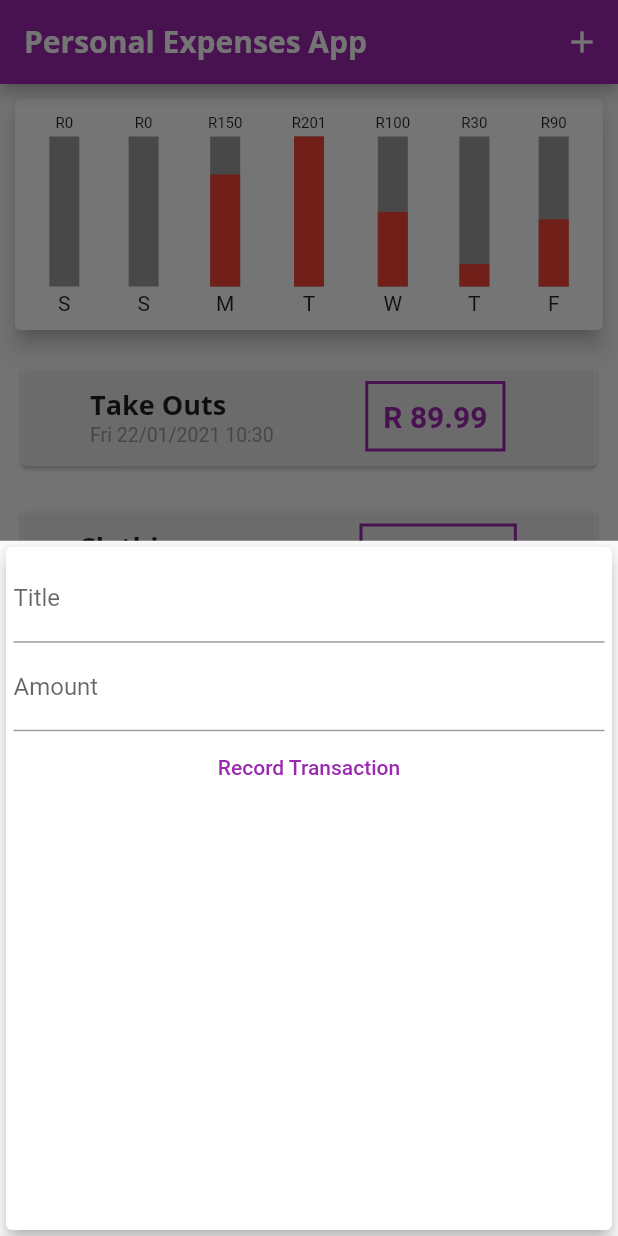
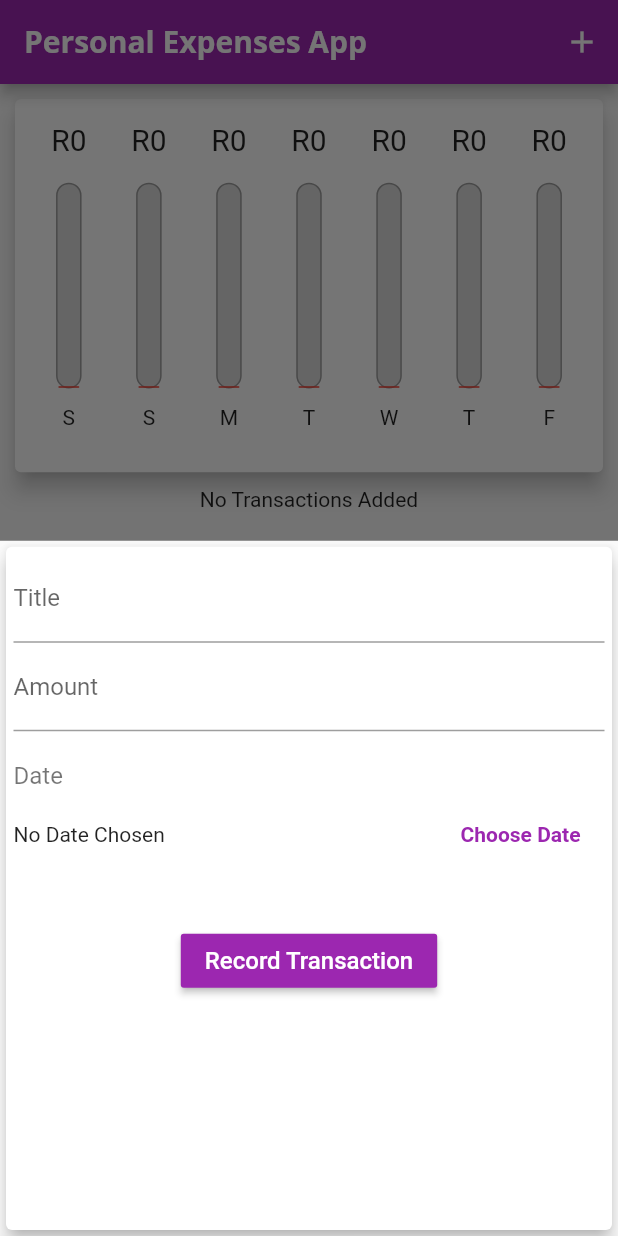
Before and after one commit to djoshua21/personal-expenses-app, a Flutter app: the screen it shows after launch, after a tap on the "add" icon, on a phone screen of 412 x 824 dp. Run offline on Flutter 3.47's test engine with Material 2 defaults, Android fonts, the phone set to English and light mode, and no system bars.

Commit message:
Screen is now dynamically adjusted based on screen size and the Chart and bars are also dynamically adjusted. Rotation has also been locked.

```diff
--- a/lib/main.dart
+++ b/lib/main.dart
@@ -1,11 +1,16 @@
 //import 'package:flutter/cupertino.dart';
 import 'package:flutter/material.dart';
+import 'package:flutter/services.dart';
+
+
 import './widgets/new_transaction.dart';
 import './widgets/transaction_list.dart';
 import './widgets/chart.dart';
 import './models/transaction.dart';
 
 void main() {
+  WidgetsFlutterBinding.ensureInitialized();
+  SystemChrome.setPreferredOrientations([DeviceOrientation.portraitUp,DeviceOrientation.portraitDown]);
   runApp(MaterialApp(
     home: HomePage(),
     theme: ThemeData(
@@ -38,35 +43,7 @@ class HomePage extends StatefulWidget {
 }
 
 class _HomePageState extends State<HomePage> {
-  final List<Transaction> _userTransaction = [
-    Transaction(
-      id: 't1',
-      title: 'Take Outs',
-      amount: 89.99,
-      date: DateTime.now(),
-    ),
-    Transaction(
-      id: 't2',
-      title: 'Clothing',
-      amount: 149.99,
-      date: DateTime.now().subtract(Duration(days: 4)),
-    ),Transaction(
-      id: 't3',
-      title: 'Food',
-      amount: 30.0,
-      date: DateTime.now().subtract(Duration(days: 1)),
-    ),Transaction(
-      id: 't4',
-      title: 'Shoes',
-      amount: 99.99,
-      date: DateTime.now().subtract(Duration(days: 2)),
-    ),Transaction(
-      id: 't5',
-      title: 'TV',
-      amount: 200.99,
-      date: DateTime.now().subtract(Duration(days: 3)),
-    ),
-  ];
+  final List<Transaction> _userTransaction = [];
 
   List<Transaction> get _recentTransactions {
     return _userTransaction.where((item) {
@@ -78,11 +55,12 @@ class _HomePageState extends State<HomePage> {
     }).toList();
   }
 
-  void _addNewTransaction(String itemTitle, double itemAmount) {
+  void _addNewTransaction(
+      String itemTitle, double itemAmount, DateTime chosenDate) {
     final newItem = Transaction(
       title: itemTitle,
       amount: itemAmount,
-      date: DateTime.now(),
+      date: chosenDate,
       id: DateTime.now().toString(),
     );
 
@@ -104,10 +82,15 @@ class _HomePageState extends State<HomePage> {
     );
   }
 
+  void _deleteTransaction(String id) {
+    setState(() {
+      _userTransaction.removeWhere((item) => item.id == id);
+    });
+  }
+
   @override
   Widget build(BuildContext context) {
-    return Scaffold(
-      appBar: AppBar(
+    final appBar = AppBar(
       title: Text(
         'Personal Expenses App',
       ),
@@ -117,17 +100,28 @@ class _HomePageState extends State<HomePage> {
           onPressed: () => _startAddNewTransaction(context),
         )
       ],
-      ),
+    );
+
+    var screenSize = MediaQuery.of(context).size.height -
+        appBar.preferredSize.height -
+        MediaQuery.of(context).padding.top;
+
+    return Scaffold(
+      appBar: appBar,
       body: Container(
-        child: SingleChildScrollView(
         child: Column(
           crossAxisAlignment: CrossAxisAlignment.stretch,
           mainAxisAlignment: MainAxisAlignment.start,
           children: <Widget>[
-              Chart(_recentTransactions),
-              TransactionList(_userTransaction),
+            Container(
+                height: screenSize *
+                    0.35,
+                child: Chart(_recentTransactions)),
+            Container(
+                height: screenSize *
+                    0.65,
+                child: TransactionList(_userTransaction, _deleteTransaction)),
           ],
-          ),
         ),
       ),
       floatingActionButton: FloatingActionButton(
--- a/lib/widgets/bars.dart
+++ b/lib/widgets/bars.dart
@@ -10,29 +10,50 @@ class Bar extends StatelessWidget {
 
   @override
   Widget build(BuildContext context) {
+    return LayoutBuilder(
+      builder: (ctx, constraints) {
         return Container(
-      margin: EdgeInsets.all(10),
+          //margin: EdgeInsets.all(10),
           child: Column(
             children: <Widget>[
-          Text(
+              Container(
+                height: constraints.maxHeight * 0.15,
+                width: 35,
+                child: FittedBox(
+                  fit: BoxFit.scaleDown,
+                  child: Text(
                     'R${amount.toStringAsFixed(0)}',
-            style: TextStyle(fontSize: 10),
+                    style: TextStyle(fontSize: 20),
                   ),
+                ),
+              ),
+              SizedBox(height: constraints.maxHeight * 0.05),
               Container(
-            margin: EdgeInsets.symmetric(vertical: 3),
-            height: 100,
-            color: Colors.grey,
+                height: constraints.maxHeight * 0.6,
                 alignment: Alignment.bottomCenter,
+                decoration: BoxDecoration(
+                    border: Border.all(color: Colors.grey, width: 1.0),
+                    color: Color.fromRGBO(220, 220, 220, 1),
+                    borderRadius: BorderRadius.circular(10)),
                 child: Container(
                   alignment: Alignment.center,
-              height: (amount / maximum * 100),
-              width: 20,
+                  height: (amount / maximum * (constraints.maxHeight * 0.6)),
+                  width: 15,
+                  decoration: BoxDecoration(
+                      border: Border.all(color: Colors.grey, width: 1.0),
                       color: Colors.red,
+                      borderRadius: BorderRadius.circular(10)),
                 ),
               ),
-          Text(day),
+              SizedBox(height: constraints.maxHeight * 0.05),
+              Container(
+                height: constraints.maxHeight * 0.15,
+                child: Text(day),
+              ),
             ],
           ),
         );
+      },
+    );
   }
 }
--- a/lib/widgets/chart.dart
+++ b/lib/widgets/chart.dart
@@ -38,7 +38,7 @@ class Chart extends StatelessWidget {
   }
 
   int maxVal(thing) {
-    var highest = 150;
+    var highest = 1;
     for (var item in thing) {
       if (item['amount'] > highest) {
         highest = item['amount'].round();
@@ -55,15 +55,24 @@ class Chart extends StatelessWidget {
       child: Card(
         elevation: 6,
         margin: EdgeInsets.all(10),
+        child: Container(
+          margin: EdgeInsets.symmetric(vertical: 10),
           child: Row(
             mainAxisAlignment: MainAxisAlignment.spaceEvenly,
             children: <Widget>[
               ...groupedTransactionValues
                   .map((data) {
-                  return Bar(data['amount'], max, data['day']);
-                }).toList().reversed
+                    return Bar(
+                      data['amount'],
+                      max,
+                      data['day'],
+                    );
+                  })
+                  .toList()
+                  .reversed
               // this is to reverse the order of the bars so that the most recent is on the left
             ],
+          ),
         ),
       ),
     );
--- a/lib/widgets/new_transaction.dart
+++ b/lib/widgets/new_transaction.dart
@@ -1,4 +1,6 @@
+import 'package:flutter/cupertino.dart';
 import 'package:flutter/material.dart';
+import 'package:intl/intl.dart';
 
 class NewTransaction extends StatefulWidget {
   final Function addItem;
@@ -10,23 +12,44 @@ class NewTransaction extends StatefulWidget {
 }
 
 class _NewTransactionState extends State<NewTransaction> {
-  final titleController = TextEditingController();
-
-  final amountController = TextEditingController();
+  final _titleController = TextEditingController();
+  final _amountController = TextEditingController();
+  DateTime _selectedDate;
 
   void _submitTransaction() {
-    final enteredTitle = titleController.text;
-    final enteredAmount = double.parse(amountController.text);
+    if (_amountController.text.isEmpty) {
+      return;
+    }
 
-    if (enteredTitle.isEmpty || enteredAmount <= 0) {
+    final enteredTitle = _titleController.text;
+    final enteredAmount = double.parse(_amountController.text);
+
+    if (enteredTitle.isEmpty || enteredAmount <= 0 || _selectedDate == null) {
       return;
     }
 
     widget.addItem(
       enteredTitle,
       enteredAmount,
+      _selectedDate
     );
     Navigator.of(context).pop();
+  }
+
+  void _presentDatePicker() {
+    showDatePicker(
+            context: context,
+            initialDate: DateTime.now(),
+            firstDate: DateTime(2020),
+            lastDate: DateTime.now())
+        .then((pickedDate) {
+      if (pickedDate == null) {
+        return;
+      }
+      setState(() {
+        _selectedDate = pickedDate;
+      });
+    });
   }
 
   @override
@@ -41,18 +64,56 @@ class _NewTransactionState extends State<NewTransaction> {
             children: <Widget>[
               TextField(
                 decoration: InputDecoration(labelText: 'Title'),
-                controller: titleController,
+                controller: _titleController,
                 onSubmitted: (_) => _submitTransaction(),
               ),
               TextField(
                 decoration: InputDecoration(labelText: 'Amount'),
-                controller: amountController,
+                controller: _amountController,
                 keyboardType: TextInputType.number,
                 onSubmitted: (_) => _submitTransaction(),
               ),
-              FlatButton(
-                child: Text('Record Transaction'),
-                textColor: Colors.purple,
+              SizedBox(
+                height: 20,
+              ),
+              Container(
+                alignment: AlignmentDirectional.centerStart,
+                child: Text(
+                  'Date',
+                  style: TextStyle(fontSize: 16, color: Colors.black54),
+                ),
+              ),
+              Container(
+                height: 60,
+                child: Row(
+                  children: <Widget>[
+                    Expanded(
+                      child: Text(_selectedDate == null
+                          ? 'No Date Chosen'
+                          : DateFormat('EEEE - dd/MM/yyyy')
+                              .format(_selectedDate)),
+                    ),
+                    FlatButton(
+                      textColor: Theme.of(context).primaryColor,
+                      child: Text(
+                        'Choose Date',
+                        style: TextStyle(fontWeight: FontWeight.bold),
+                      ),
+                      onPressed: _presentDatePicker,
+                    )
+                  ],
+                ),
+              ),
+              SizedBox(
+                height: 30,
+              ),
+              RaisedButton(
+                child: Text(
+                  'Record Transaction',
+                  style: TextStyle(fontSize: 16),
+                ),
+                textColor: Colors.white,
+                color: Colors.purple,
                 onPressed: _submitTransaction,
               ),
             ],
--- a/lib/widgets/transaction_list.dart
+++ b/lib/widgets/transaction_list.dart
@@ -4,13 +4,13 @@ import 'package:intl/intl.dart';
 
 class TransactionList extends StatelessWidget {
   final List<Transaction> transactions;
+  final Function itemDel;
 
-  TransactionList(this.transactions);
+  TransactionList(this.transactions, this.itemDel);
 
   @override
   Widget build(BuildContext context) {
     return Container(
-      height: 400,
       child: transactions.isEmpty
           ? Column(
         children: <Widget>[
@@ -35,17 +35,22 @@ class TransactionList extends StatelessWidget {
             child: Card(
               color: Colors.white70,
               child: Row(
-                      mainAxisAlignment: MainAxisAlignment.spaceEvenly,
+                mainAxisAlignment: MainAxisAlignment.spaceBetween,
                 children: <Widget>[
-                        Column(
+                  Container(
+                    padding: EdgeInsets.symmetric(horizontal: 15),
+                    child: Column(
                       crossAxisAlignment: CrossAxisAlignment.start,
                       children: <Widget>[
                         Text(
                           transactions[index].title,
-                              style: Theme.of(context).textTheme.headline6,
+                          style: Theme
+                              .of(context)
+                              .textTheme
+                              .headline6,
                         ),
                         Text(
-                              DateFormat('E dd/MM/yyyy HH:mm')
+                          DateFormat('E dd/MM/yyyy')
                               .format(transactions[index].date),
                           style: TextStyle(
                             fontSize: 13,
@@ -54,6 +59,7 @@ class TransactionList extends StatelessWidget {
                         ),
                       ],
                     ),
+                  ),
                   Container(
                     child: Text(
                       'R ${transactions[index].amount.toStringAsFixed(2)}',
@@ -61,7 +67,9 @@ class TransactionList extends StatelessWidget {
                       style: TextStyle(
                         fontWeight: FontWeight.bold,
                         fontSize: 20,
-                              color: Theme.of(context).primaryColor,
+                        color: Theme
+                            .of(context)
+                            .primaryColor,
                       ),
                     ),
                     padding: EdgeInsets.all(10),
@@ -71,9 +79,16 @@ class TransactionList extends StatelessWidget {
                       //color: Colors.red,
                         border: Border.all(
                           width: 2,
-                            color: Theme.of(context).primaryColor,
+                          color: Theme
+                              .of(context)
+                              .primaryColor,
                         )),
                   ),
+                  IconButton(
+                    icon: Icon(Icons.delete),
+                    onPressed: () => itemDel(transactions[index].id),
+                    color: Colors.redAccent,
+                  )
                 ],
               ),
             ),
```
Lines whose indentation alone changed are shown as unchanged.
